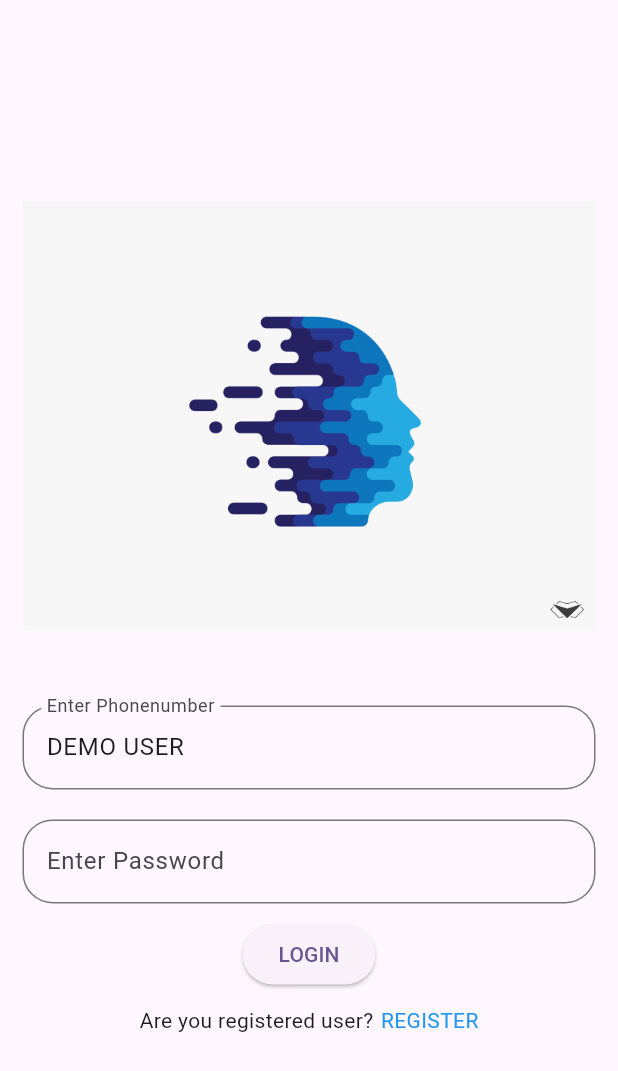
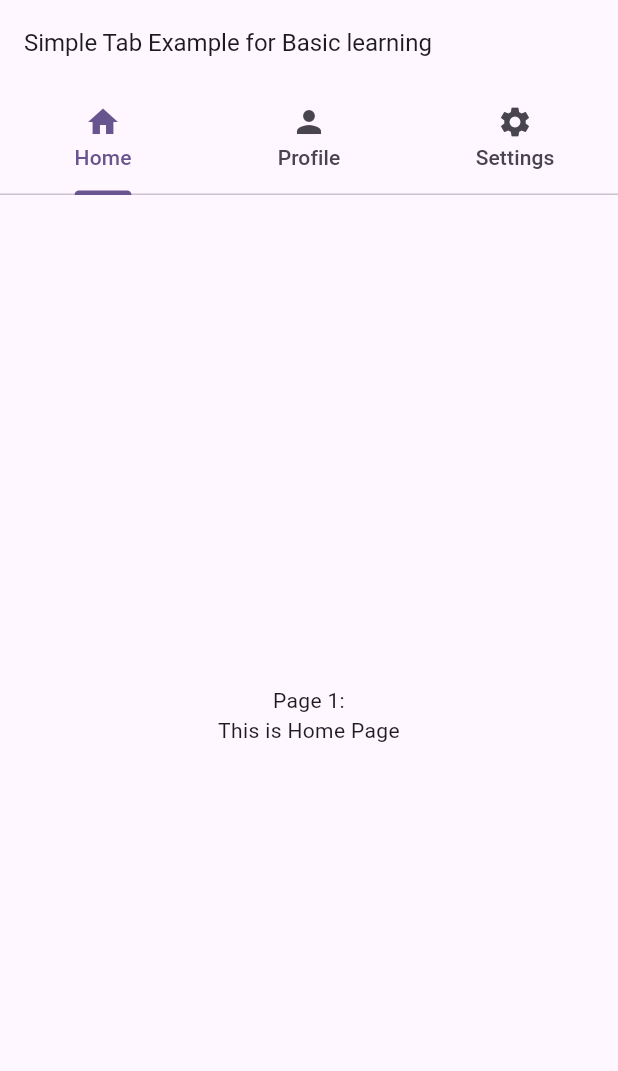
Before and after one commit to KUNJ-CP23/Flutter, a Flutter app: the screen it shows after launch, on a phone screen of 412 x 824 dp. Shown: the top 1071 px of the screen. Run offline on Flutter 3.47's test engine with Material 3 defaults, Android fonts, the phone set to English and light mode, and no system bars.

Commit message:
Tab view done

```diff
--- /dev/null
+++ b/lib/lab_tab_last/tabview_basic.dart
@@ -0,0 +1,37 @@
+import 'package:flutter/cupertino.dart';
+import 'package:flutter/material.dart';
+
+class Tab_view extends StatelessWidget {
+  const Tab_view({super.key});
+
+  // const before text, tabbar and tabbarview is used because of Immutable Widgets, Compile-Time Evaluation
+
+  @override
+  Widget build(BuildContext context) {
+    return DefaultTabController(
+        length: 3,
+        child: Scaffold(
+          appBar: AppBar(
+            title: const Text(
+                "Simple Tab Example for Basic learning",
+                style: TextStyle(fontSize: 16)),
+            bottom: const TabBar(tabs: [
+              Tab(icon: Icon(Icons.home),text: "Home"),
+              Tab(icon: Icon(Icons.person),text: "Profile"),
+              Tab(icon: Icon(Icons.settings),text: "Settings"),
+            ]),
+          ),
+          body: TabBarView(children: [
+            const Center(
+                child: Text("Page 1:\nThis is Home Page",
+                    textAlign: TextAlign.center)),
+            const Center(
+                child: Text("Page 2:\nThis is Profile Page",
+                    textAlign: TextAlign.center)),
+            const Center(
+                child: Text("Page 3:\nThis is Settings Page",
+                    textAlign: TextAlign.center)),
+          ]),
+        ));
+  }
+}
--- a/lib/main.dart
+++ b/lib/main.dart
@@ -8,6 +8,7 @@ import 'package:labprogram/lab_8/form_extra.dart';
 import 'package:labprogram/lab_8/imgass_1.dart';
 import 'package:labprogram/lab_8/splash_scree.dart';
 import 'package:labprogram/lab_9/bdaynavigation.dart';
+import 'package:labprogram/lab_tab_last/tabview_basic.dart';
 import 'package:labprogram/lecture_design_0201/list/user_list_file.dart';
 import 'package:labprogram/lecture_design_0201/login/user_login_registration.dart';
 import 'package:labprogram/lecture_design_2612/launch_page.dart';
@@ -46,7 +47,7 @@ class MyApp extends StatelessWidget {
         colorScheme: ColorScheme.fromSeed(seedColor: Colors.deepPurple),
         useMaterial3: true,
       ),
-      home: UserLoginRegistrationPage(),
+      home: Tab_view(),
     );
   }
 }
```
Also changed, not shown: lib/lab_tab_last/tablearn.dart (deleted, +0 -47 lines).
